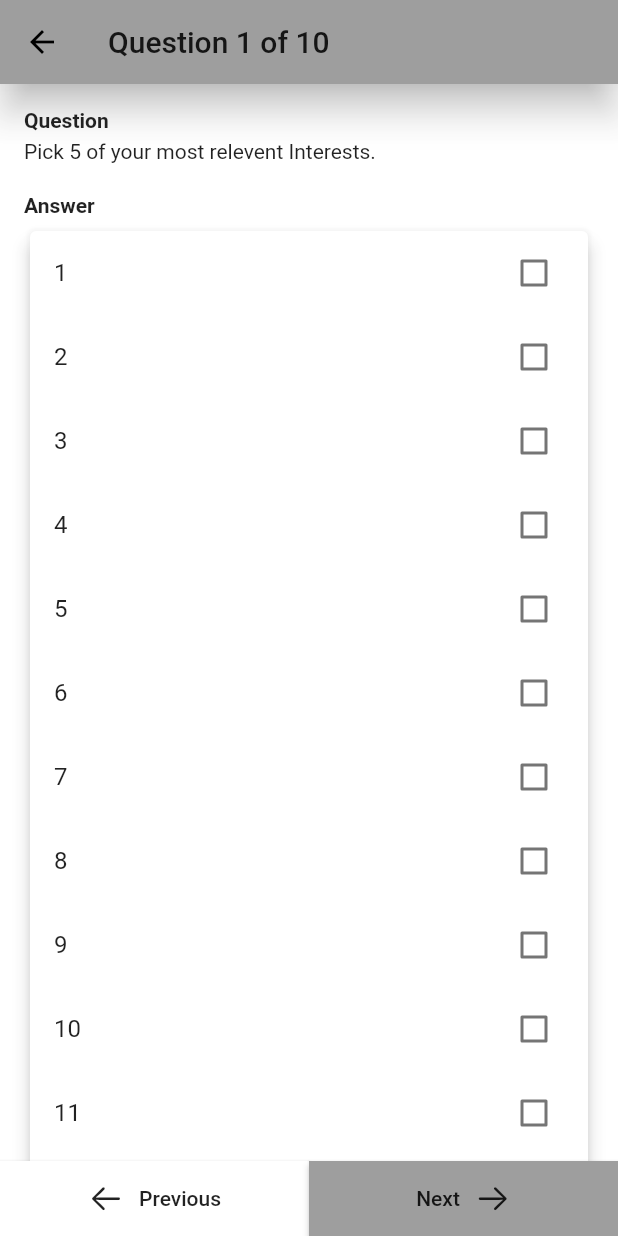
After one commit to pareekshit28/NoFaces, a Flutter app: the InterestsScreen screen opened directly, on a phone screen of 412 x 824 dp. The commit adds this screen. Run offline on Flutter 3.47's test engine with Material 2 defaults, Android fonts, the phone set to English and light mode, and no system bars; our stand-ins replace flutter_svg; network calls fail.

Commit message:
Added Interests Screen

```diff
--- a/lib/main.dart
+++ b/lib/main.dart
@@ -14,7 +14,7 @@ class MyApp extends StatelessWidget {
       debugShowCheckedModeBanner: false,
       title: 'No Faces',
       theme: ThemeData(primarySwatch: Colors.grey),
-      home: HomeScreen(),
+      home: OnBoarding(),
     );
   }
 }
--- a/lib/pages/ChatScreen.dart
+++ b/lib/pages/ChatScreen.dart
@@ -92,7 +92,7 @@ class _ChatScreenState extends State<ChatScreen> {
         Align(
           alignment: Alignment.bottomLeft,
           child: Container(
-            height: 80,
+            constraints: BoxConstraints(maxHeight: 150, minHeight: 50),
             margin: EdgeInsets.only(top: 8),
             color: Colors.white,
             child: Row(
@@ -100,7 +100,10 @@ class _ChatScreenState extends State<ChatScreen> {
                 Expanded(
                     child: Padding(
                   padding: const EdgeInsets.all(12.0),
-                  child: TextField(),
+                  child: TextField(
+                    maxLines: null,
+                    keyboardType: TextInputType.multiline,
+                  ),
                 )),
                 MaterialButton(
                   onPressed: () {},
--- /dev/null
+++ b/lib/pages/InterestsScreen.dart
@@ -0,0 +1,103 @@
+import 'package:flutter/cupertino.dart';
+import 'package:flutter/material.dart';
+
+class InterestsScreen extends StatefulWidget {
+  @override
+  _InterestsScreenState createState() => _InterestsScreenState();
+}
+
+class _InterestsScreenState extends State<InterestsScreen> {
+  int _num = 1;
+  bool _selected = false;
+
+  @override
+  Widget build(BuildContext context) {
+    return Scaffold(
+        backgroundColor: Colors.white.withOpacity(0.8),
+        appBar: AppBar(
+          elevation: 10,
+          title: Text("Question $_num of 10"),
+        ),
+        bottomNavigationBar: Row(
+          children: [
+            MaterialButton(
+              height: 50,
+              minWidth: MediaQuery.of(context).size.width * 0.5,
+              color: Colors.white,
+              shape: RoundedRectangleBorder(
+                  borderRadius: BorderRadius.circular(0)),
+              child: Row(
+                children: [
+                  Icon(CupertinoIcons.arrow_left),
+                  SizedBox(
+                    width: 10,
+                  ),
+                  Text("Previous"),
+                ],
+              ),
+              onPressed: () {},
+            ),
+            MaterialButton(
+              height: 50,
+              minWidth: MediaQuery.of(context).size.width * 0.5,
+              color: _selected == true ? Colors.lightBlueAccent : Colors.grey,
+              shape: RoundedRectangleBorder(
+                  borderRadius: BorderRadius.circular(0)),
+              child: Row(
+                children: [
+                  Text("Next"),
+                  SizedBox(
+                    width: 10,
+                  ),
+                  Icon(CupertinoIcons.arrow_right),
+                ],
+              ),
+              onPressed: () {},
+            ),
+          ],
+        ),
+        body: SingleChildScrollView(
+          child: Padding(
+            padding: const EdgeInsets.all(16.0),
+            child: Column(
+              crossAxisAlignment: CrossAxisAlignment.start,
+              children: [
+                Text(
+                  "Question",
+                  style: TextStyle(fontWeight: FontWeight.bold),
+                ),
+                SizedBox(
+                  height: 5,
+                ),
+                Text("Pick 5 of your most relevent Interests."),
+                SizedBox(
+                  height: 20,
+                ),
+                Text(
+                  "Answer",
+                  style: TextStyle(fontWeight: FontWeight.bold),
+                ),
+                SizedBox(
+                  height: 5,
+                ),
+                Card(
+                  elevation: 5,
+                  child: ListView.builder(
+                      shrinkWrap: true,
+                      physics: NeverScrollableScrollPhysics(),
+                      itemCount: 15,
+                      itemBuilder: (context, index) => CheckboxListTile(
+                          title: Text((index + 1).toString()),
+                          value: _selected,
+                          onChanged: (value) {
+                            setState(() {
+                              _selected = value;
+                            });
+                          })),
+                ),
+              ],
+            ),
+          ),
+        ));
+  }
+}
--- a/lib/pages/OnBoarding.dart
+++ b/lib/pages/OnBoarding.dart
@@ -442,6 +442,13 @@ class _OnBoardingState extends State<OnBoarding> {
                       borderRadius: BorderRadius.circular(10)),
                 ),
               ),
+              SizedBox(
+                height: 30,
+              ),
+              TextField(
+                maxLines: 10,
+                keyboardType: TextInputType.multiline,
+              )
             ],
           ),
         ),
--- a/lib/pages/ProfileScreen.dart
+++ b/lib/pages/ProfileScreen.dart
@@ -1,5 +1,6 @@
 import 'package:flutter/cupertino.dart';
 import 'package:flutter/material.dart';
+import 'package:no_faces/pages/InterestsScreen.dart';
 import 'package:no_faces/pages/OnBoarding.dart';
 
 class ProfileScreen extends StatefulWidget {
@@ -58,6 +59,12 @@ class _ProfileScreenState extends State<ProfileScreen> {
                 ]),
               ),
             ),
+            ListTile(
+              title: Text("Interests"),
+              trailing: Icon(CupertinoIcons.arrow_right),
+              onTap: () => Navigator.of(context).push(
+                  CupertinoPageRoute(builder: (context) => InterestsScreen())),
+            )
           ],
         ),
       ),
```
